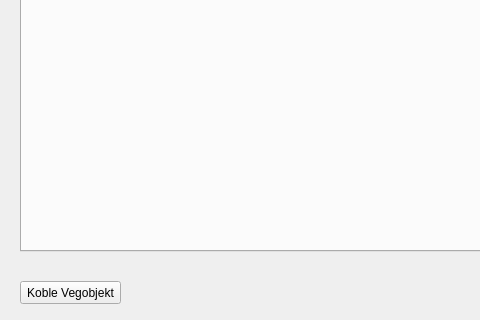
Above: more_window.ui from JACCCostring/NVDBPlugin before the change; both pictures show x 0 to 480 and y 349 to 669 of the 637 by 669 pixel window. Below: the same form after it.
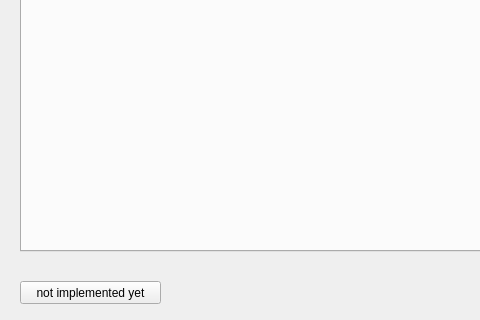
That is the form after the change. The open tabs and pages were chosen to show the change.

Patch:
```diff
--- a/more_window.ui
+++ b/more_window.ui
@@ -41,12 +41,12 @@
     <rect>
      <x>20</x>
      <y>630</y>
-     <width>101</width>
+     <width>141</width>
      <height>23</height>
     </rect>
    </property>
    <property name="text">
-    <string>Koble Vegobjekt</string>
+    <string>not implemented yet</string>
    </property>
   </widget>
  </widget>
```
Left out of the diff: 2 changed lines with no effect on the pictures.
